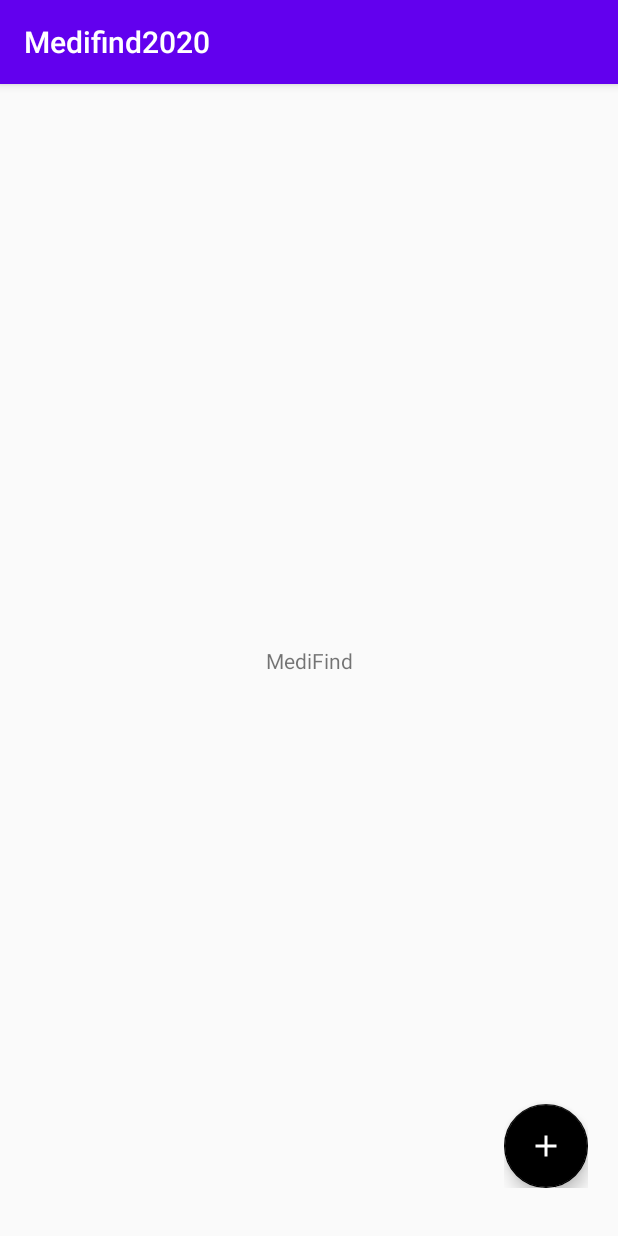
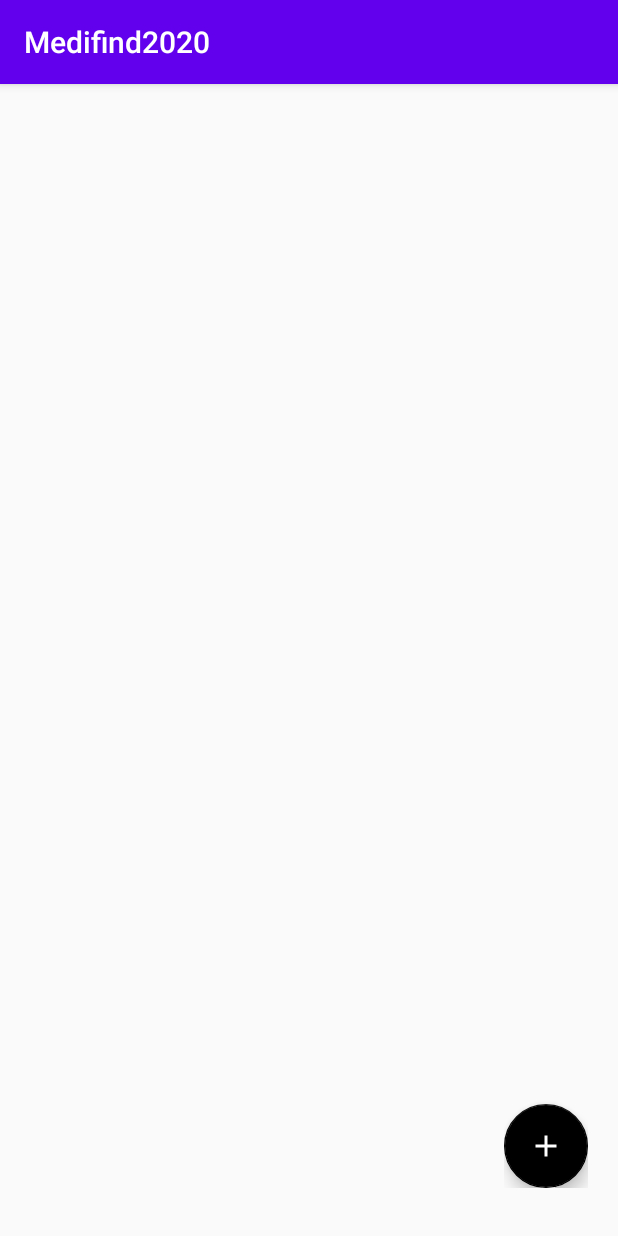
Before and after one commit to yawpraxg/MediFindApplication, an Android app: the screen it shows after launch (MainActivity), on a phone screen of 412 x 824 dp. Run offline under Robolectric (Android 15) with nearby library versions, the light colour scheme and no system bars.

Commit message:
i don't know

```diff
--- a/app/src/main/java/com/example/medifind2020/ShowResult.java
+++ b/app/src/main/java/com/example/medifind2020/ShowResult.java
@@ -29,6 +29,7 @@ public class ShowResult extends AppCompatActivity {
         mSideEffects = findViewById(R.id.side_effects_value);
         image = findViewById(R.id.show_result_imageResult);
 
+
         firebaseFirestore = FirebaseFirestore.getInstance();
         firebaseFirestore.collection("Med_des");
 
@@ -36,5 +37,6 @@ public class ShowResult extends AppCompatActivity {
 
         firebaseFirestore.document("MedKey");
 
+
     }
 }
--- a/app/src/main/res/layout/activity_main.xml
+++ b/app/src/main/res/layout/activity_main.xml
@@ -57,13 +57,18 @@
         </com.google.android.material.floatingactionbutton.FloatingActionButton>
 
     </LinearLayout>
-    <TextView
-        android:layout_width="wrap_content"
-        android:layout_height="wrap_content"
-        android:text="MediFind"
-        app:layout_constraintBottom_toBottomOf="parent"
-        app:layout_constraintLeft_toLeftOf="parent"
-        app:layout_constraintRight_toRightOf="parent"
-        app:layout_constraintTop_toTopOf="parent" />
+
+    <ScrollView
+        android:layout_width="409dp"
+        android:layout_height="492dp"
+        tools:layout_editor_absoluteX="1dp"
+        tools:layout_editor_absoluteY="187dp">
+
+        <LinearLayout
+            android:layout_width="match_parent"
+            android:layout_height="wrap_content"
+            android:orientation="vertical" />
+    </ScrollView>
+
 
 </androidx.constraintlayout.widget.ConstraintLayout>
```
